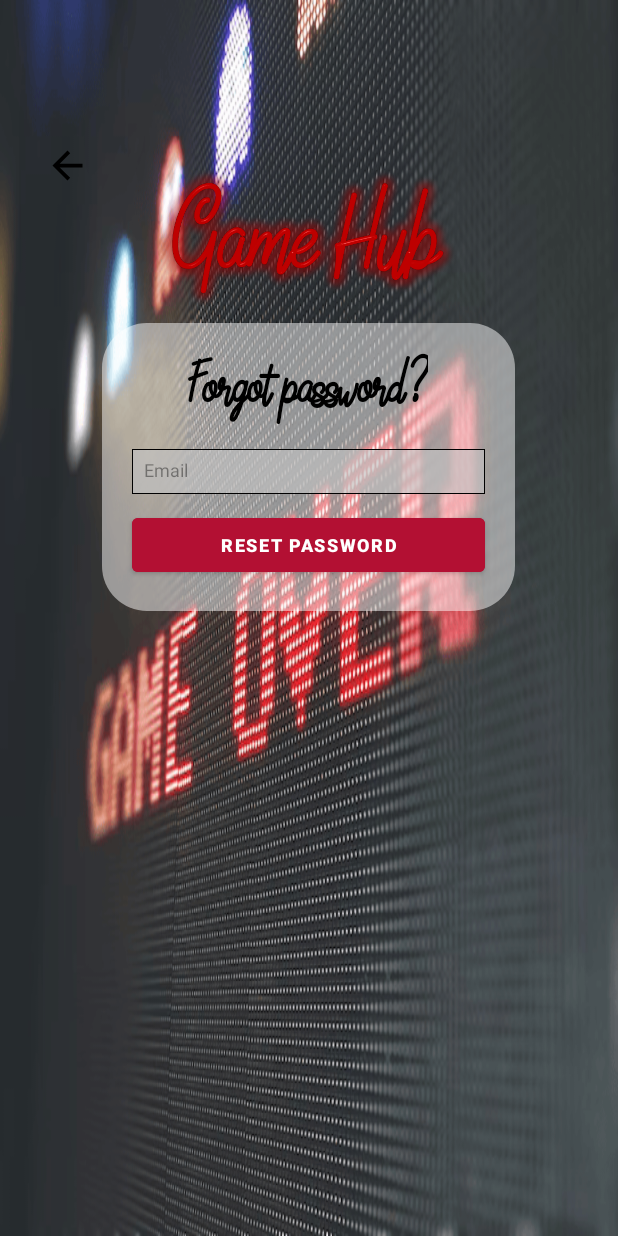
After one commit to jenzalkind/online-store-android-2-project, an Android app: the layout fragment_forgot_pass.xml on its own in the app's theme, with its tools: preview values and no code run, on a phone screen of 412 x 824 dp. The commit adds this screen. Run offline under Robolectric (Android 15) with nearby library versions, the phone set to English and light mode, and no system bars; network calls fail.

Commit message:
Add reset password

```diff
--- /dev/null
+++ b/app/src/main/res/layout/fragment_forgot_pass.xml
@@ -0,0 +1,97 @@
+<?xml version="1.0" encoding="utf-8"?>
+<LinearLayout xmlns:android="http://schemas.android.com/apk/res/android"
+    android:layout_width="match_parent"
+    android:layout_height="match_parent"
+    xmlns:app="http://schemas.android.com/apk/res-auto"
+    android:background="@drawable/homepage_background"
+    android:orientation="vertical"
+    android:gravity="center_horizontal"
+    android:id="@+id/fragment_login">
+    <View
+        android:layout_width="match_parent"
+        android:layout_height="0dp"
+        android:layout_weight="51"/>
+
+    <LinearLayout
+        android:layout_width="match_parent"
+        android:layout_height="150dp"
+        android:orientation="horizontal"
+        android:layoutDirection="ltr">
+
+        <ImageView
+            android:id="@+id/arrowback"
+            android:layout_width="30dp"
+            android:layout_height="30dp"
+            android:layout_gravity="top"
+            android:layout_margin="30dp"
+            android:foregroundGravity="center"
+            android:src="@drawable/ic_baseline_arrow_back_24" />
+
+        <ImageView
+            android:id="@+id/icon"
+            android:layout_width="227dp"
+            android:layout_height="123dp"
+            android:layout_gravity="bottom"
+            android:gravity="center"
+            android:src="@drawable/text_logo" />
+
+    </LinearLayout>
+
+    <LinearLayout
+        android:layout_width="275dp"
+        android:layout_height="wrap_content"
+        android:paddingBottom="20dp"
+        android:id="@+id/login_tab"
+        android:background="@drawable/white_rectangle"
+        android:orientation="vertical">
+
+        <TextView
+            android:paddingTop="10dp"
+            android:paddingBottom="10dp"
+            android:layout_gravity="center"
+            android:layout_width="wrap_content"
+            android:layout_height="wrap_content"
+            android:text="@string/forgot_pass"
+            android:textColor="@color/black"
+            android:fontFamily="@font/linoleo"
+            android:textSize="50sp"
+            android:textStyle="bold"
+            android:layout_marginTop="10dp" />
+
+        <EditText
+            android:layout_width="match_parent"
+            android:layout_height="30dp"
+            android:layout_marginLeft="20dp"
+            android:layout_marginRight="20dp"
+            android:background="@drawable/signup_textview"
+            android:layout_marginTop="5dp"
+            android:textSize="12sp"
+            android:hint="@string/email"
+            android:textColorHint="@color/black_trans"
+            android:padding="8dp"
+            android:drawablePadding="8dp"
+            android:id="@+id/email"/>
+
+
+        <Button
+            android:id="@+id/signBtn"
+            android:layout_width="match_parent"
+            android:layout_height="48dp"
+            android:layout_gravity="center"
+            android:layout_marginLeft="20dp"
+            android:layout_marginTop="10dp"
+            android:layout_marginRight="20dp"
+            android:backgroundTint="@color/button_color"
+            android:gravity="center"
+            android:text="@string/reset_password"
+            android:textColor="@color/white"
+            android:textSize="12sp"
+            android:textStyle="bold"/>
+
+    </LinearLayout>
+
+    <View
+        android:layout_width="match_parent"
+        android:layout_height="0dp"
+        android:layout_weight="324"/>
+</LinearLayout>
--- a/app/src/main/res/values/strings.xml
+++ b/app/src/main/res/values/strings.xml
@@ -13,4 +13,5 @@
     <string name="confirm_password">Confirm password</string>
     <string name="sign_up">Sign up</string>
     <string name="forgott_pass">Forgot password?</string>
+    <string name="reset_password">Reset password</string>
 </resources>
```
